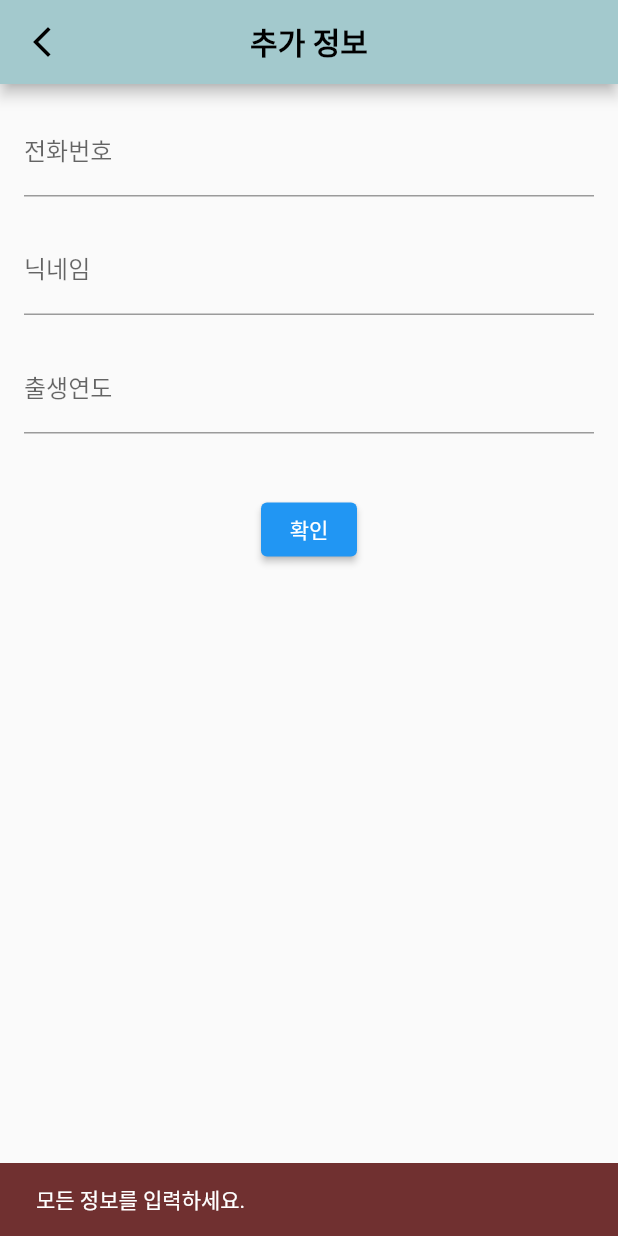
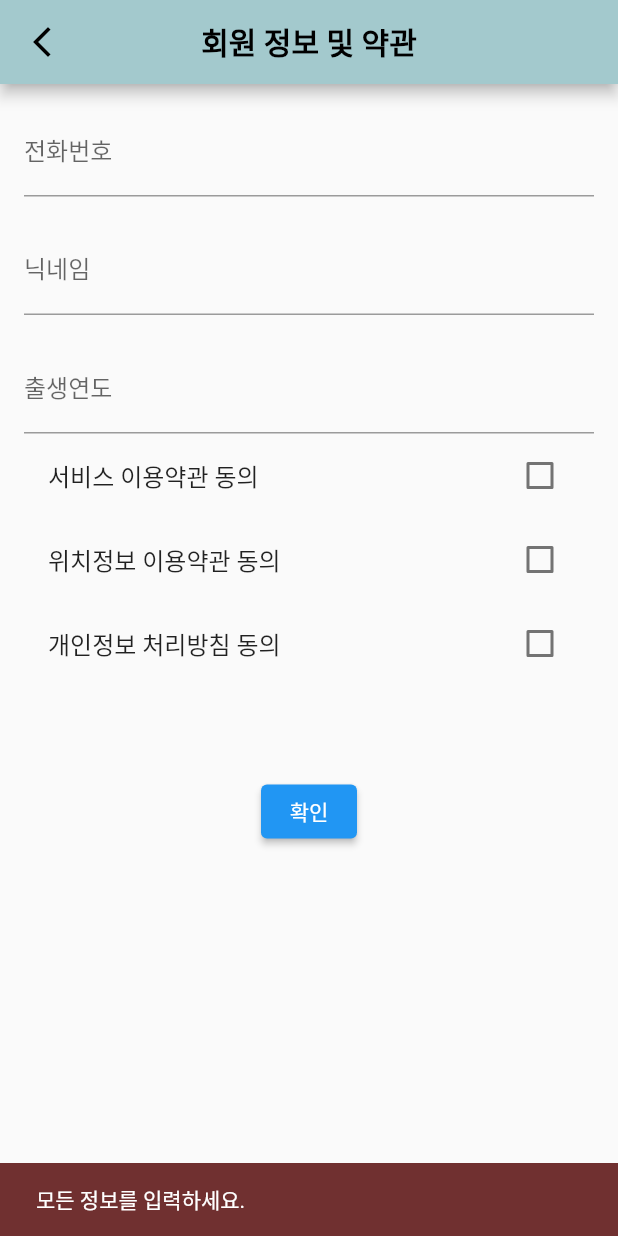
Before and after one commit to choi-hyk/Team_Project_BMT, a Flutter app: the InfoPage screen opened directly with empty values, after a tap on "확인", on a phone screen of 412 x 824 dp. Run offline on Flutter 3.47's test engine with Material 2 defaults, Android fonts, the phone set to English and light mode, and no system bars; our stand-ins replace cloud_firestore, firebase_auth, firebase_core, font_awesome_flutter; accounts and stored records are empty.

Commit message:
회원가입시 약관 보여주기

```diff
--- a/lib/login_widgets/info_page.dart
+++ b/lib/login_widgets/info_page.dart
@@ -1,6 +1,7 @@
 import 'package:flutter/material.dart';
 import 'package:cloud_firestore/cloud_firestore.dart';
 import 'package:firebase_auth/firebase_auth.dart';
+import 'package:flutter/services.dart';
 import 'package:test1/login_widgets/login_ui.dart';
 
 class InfoPage extends StatefulWidget {
@@ -16,6 +17,37 @@ class _InfoPageState extends State<InfoPage> {
   final TextEditingController _phoneController = TextEditingController();
   final TextEditingController _nicknameController = TextEditingController();
   final TextEditingController _ageController = TextEditingController();
+  bool service_check = false;
+  bool location_check = false;
+  bool privacy_check = false;
+
+  //약관을 보여주는 함수
+  Future<String> loadTerms(String filename) async {
+    return await rootBundle.loadString('assets/terms/$filename');
+  }
+
+  void _showTerms(String filename, String title) async {
+    String terms = await loadTerms(filename);
+    showDialog(
+      context: context,
+      builder: (BuildContext context) {
+        return AlertDialog(
+          title: Text(title),
+          content: SingleChildScrollView(
+            child: Text(terms),
+          ),
+          actions: <Widget>[
+            TextButton(
+              child: Text('닫기'),
+              onPressed: () {
+                Navigator.of(context).pop();
+              },
+            ),
+          ],
+        );
+      },
+    );
+  }
 
   @override
   Widget build(BuildContext context) {
@@ -31,7 +63,7 @@ class _InfoPageState extends State<InfoPage> {
           },
         ),
         title: const Text(
-          '추가 정보',
+          '회원 정보 및 약관',
           style: TextStyle(color: Colors.black, fontWeight: FontWeight.bold),
         ),
         backgroundColor: Theme.of(context).colorScheme.background,
@@ -58,7 +90,43 @@ class _InfoPageState extends State<InfoPage> {
               decoration: const InputDecoration(labelText: '출생연도'),
               keyboardType: TextInputType.number,
             ),
-            const SizedBox(height: 40),
+            CheckboxListTile(
+              title: InkWell(
+                onTap: () => _showTerms('service_terms.txt', '서비스 이용약관'),
+                child: Text('서비스 이용약관 동의'),
+              ),
+              value: service_check,
+              onChanged: (bool? newValue) {
+                setState(() {
+                  service_check = newValue!;
+                });
+              },
+            ),
+            CheckboxListTile(
+              title: InkWell(
+                onTap: () => _showTerms('location_terms.txt', '위치정보 이용약관'),
+                child: Text('위치정보 이용약관 동의'),
+              ),
+              value: location_check,
+              onChanged: (bool? newValue) {
+                setState(() {
+                  location_check = newValue!;
+                });
+              },
+            ),
+            CheckboxListTile(
+              title: InkWell(
+                onTap: () => _showTerms('privacy_terms.txt', '개인정보 처리방침'),
+                child: Text('개인정보 처리방침 동의'),
+              ),
+              value: privacy_check,
+              onChanged: (bool? newValue) {
+                setState(() {
+                  privacy_check = newValue!;
+                });
+              },
+            ),
+            const SizedBox(height: 60),
             ElevatedButton(
               onPressed: () {
                 // 모든 정보가 입력되었는지 확인
@@ -68,6 +136,16 @@ class _InfoPageState extends State<InfoPage> {
                   ScaffoldMessenger.of(context).showSnackBar(
                     const SnackBar(
                       content: Text('모든 정보를 입력하세요.'),
+                      backgroundColor: Color.fromARGB(255, 112, 48, 48),
+                    ),
+                  );
+                } else if (!service_check ||
+                    !location_check ||
+                    !privacy_check) {
+                  //이거 적용 안 됐음
+                  ScaffoldMessenger.of(context).showSnackBar(
+                    const SnackBar(
+                      content: Text('모든 약관에 동의해야 합니다.'),
                       backgroundColor: Color.fromARGB(255, 112, 48, 48),
                     ),
                   );
@@ -94,7 +172,7 @@ class _InfoPageState extends State<InfoPage> {
   void _saveAdditionalInfo() {
     final phone = _phoneController.text.trim();
     final nickname = _nicknameController.text.trim();
-    final age = _ageController.text.trim();
+    final age = _ageController.text.trim(); //약관 3개도 추가해야함
 
     // 나이와 성별이 비어있을 경우 디폴트 값 설정
     final int parsedAge = age.isEmpty ? 0 : int.tryParse(age) ?? 0;
```
